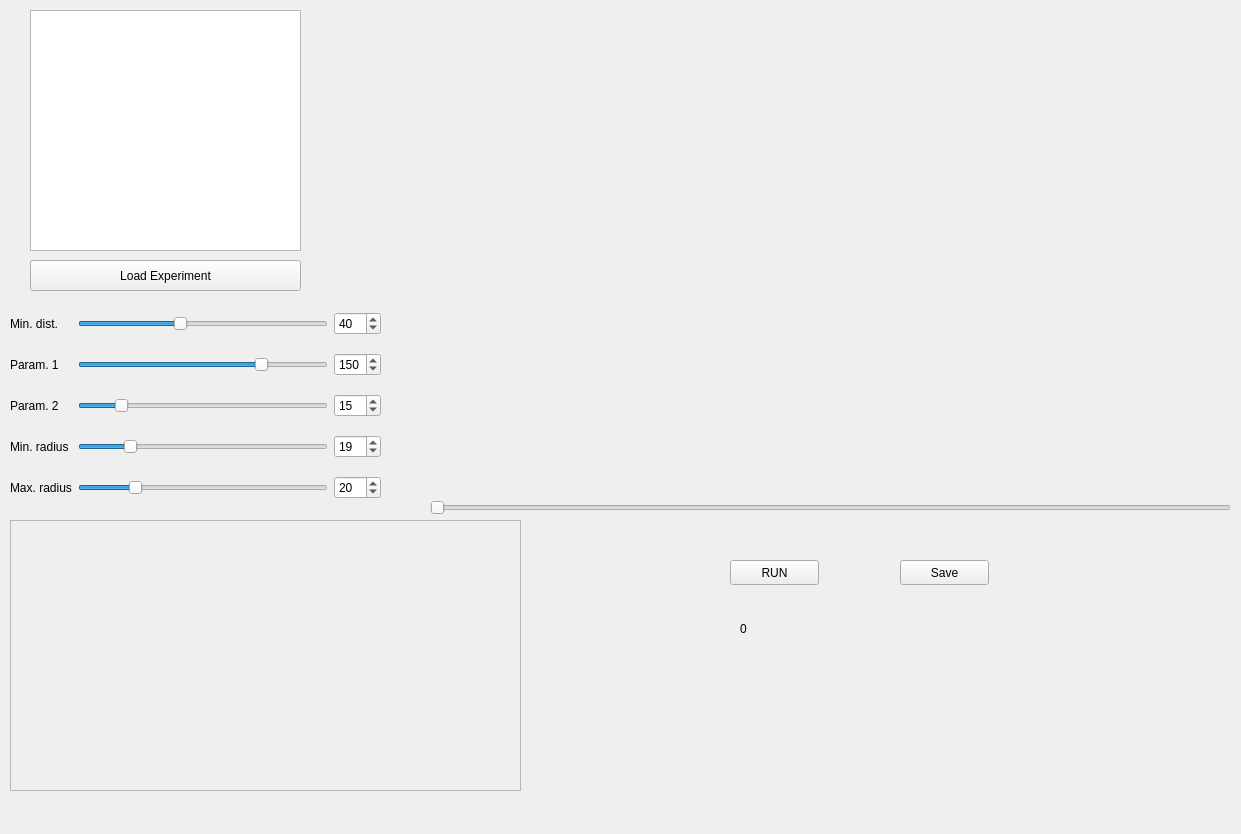
gfogwill/FrESH, file src/gui/analysis.ui: the form before one commit.
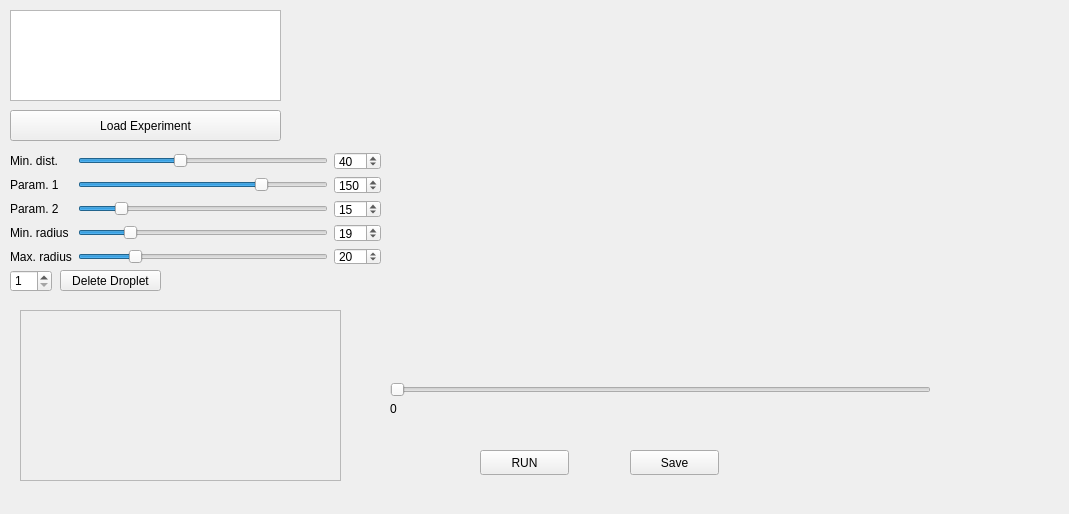
The form after the commit. Custom widgets are drawn as their Qt base class.

Commit message: style: Redefining locations to fit a windows laptop. Adding labels for deleted droplets and frame temperature. Adding spinbox with button to handle deleting droplets indices.

What changed in the file:
```diff
--- a/src/gui/analysis.ui
+++ b/src/gui/analysis.ui
@@ -6,8 +6,8 @@
    <rect>
     <x>0</x>
     <y>0</y>
-    <width>1241</width>
-    <height>834</height>
+    <width>1069</width>
+    <height>514</height>
    </rect>
   </property>
   <property name="windowTitle">
@@ -17,10 +17,10 @@
    <widget class="QListView" name="experimentListView">
     <property name="geometry">
      <rect>
-      <x>30</x>
+      <x>10</x>
       <y>10</y>
       <width>271</width>
-      <height>241</height>
+      <height>91</height>
      </rect>
     </property>
    </widget>
@@ -28,9 +28,9 @@
     <property name="geometry">
      <rect>
       <x>10</x>
-      <y>300</y>
+      <y>152</y>
       <width>371</width>
-      <height>211</height>
+      <height>113</height>
      </rect>
     </property>
     <layout class="QGridLayout" name="gridLayout">
@@ -165,8 +165,8 @@
    <widget class="QPushButton" name="loadExperimentButton">
     <property name="geometry">
      <rect>
-      <x>30</x>
-      <y>260</y>
+      <x>10</x>
+      <y>110</y>
       <width>271</width>
       <height>31</height>
      </rect>
@@ -178,10 +178,10 @@
    <widget class="QLabel" name="img_label">
     <property name="geometry">
      <rect>
-      <x>530</x>
-      <y>20</y>
-      <width>640</width>
-      <height>480</height>
+      <x>400</x>
+      <y>10</y>
+      <width>591</width>
+      <height>361</height>
      </rect>
     </property>
     <property name="text">
@@ -191,10 +191,10 @@
    <widget class="QFrame" name="frame">
     <property name="geometry">
      <rect>
-      <x>10</x>
-      <y>520</y>
-      <width>511</width>
-      <height>271</height>
+      <x>20</x>
+      <y>310</y>
+      <width>321</width>
+      <height>171</height>
      </rect>
     </property>
     <property name="frameShape">
@@ -203,22 +203,12 @@
     <property name="frameShadow">
      <enum>QFrame::Raised</enum>
     </property>
-    <widget class="PlotWidget" name="FFwidget" native="true">
-     <property name="geometry">
-      <rect>
-       <x>40</x>
-       <y>10</y>
-       <width>441</width>
-       <height>241</height>
-      </rect>
-     </property>
-    </widget>
    </widget>
    <widget class="QPushButton" name="runButton">
     <property name="geometry">
      <rect>
-      <x>730</x>
-      <y>560</y>
+      <x>480</x>
+      <y>450</y>
       <width>89</width>
       <height>25</height>
      </rect>
@@ -230,10 +220,10 @@
    <widget class="QSlider" name="framesSlider">
     <property name="geometry">
      <rect>
-      <x>430</x>
-      <y>500</y>
-      <width>801</width>
-      <height>16</height>
+      <x>390</x>
+      <y>380</y>
+      <width>541</width>
+      <height>20</height>
      </rect>
     </property>
     <property name="pageStep">
@@ -246,8 +236,8 @@
    <widget class="QLabel" name="frameNumber">
     <property name="geometry">
      <rect>
-      <x>740</x>
-      <y>620</y>
+      <x>390</x>
+      <y>400</y>
       <width>241</width>
       <height>17</height>
      </rect>
@@ -259,8 +249,8 @@
    <widget class="QPushButton" name="saveButton">
     <property name="geometry">
      <rect>
-      <x>900</x>
-      <y>560</y>
+      <x>630</x>
+      <y>450</y>
       <width>89</width>
       <height>25</height>
      </rect>
@@ -269,6 +259,71 @@
      <string>Save</string>
     </property>
    </widget>
+   <widget class="QSpinBox" name="delete_spinbox">
+    <property name="geometry">
+     <rect>
+      <x>10</x>
+      <y>270</y>
+      <width>42</width>
+      <height>22</height>
+     </rect>
+    </property>
+    <property name="minimum">
+     <number>1</number>
+    </property>
+    <property name="maximum">
+     <number>96</number>
+    </property>
+   </widget>
+   <widget class="QPushButton" name="deleteButton">
+    <property name="geometry">
+     <rect>
+      <x>60</x>
+      <y>270</y>
+      <width>101</width>
+      <height>21</height>
+     </rect>
+    </property>
+    <property name="text">
+     <string>Delete Droplet</string>
+    </property>
+   </widget>
+   <widget class="QLabel" name="deleted_label">
+    <property name="geometry">
+     <rect>
+      <x>10</x>
+      <y>290</y>
+      <width>391</width>
+      <height>21</height>
+     </rect>
+    </property>
+    <property name="text">
+     <string/>
+    </property>
+   </widget>
+   <widget class="QLabel" name="temp_label">
+    <property name="geometry">
+     <rect>
+      <x>700</x>
+      <y>400</y>
+      <width>151</width>
+      <height>16</height>
+     </rect>
+    </property>
+    <property name="text">
+     <string/>
+    </property>
+   </widget>
+   <widget class="PlotWidget" name="FFwidget" native="true">
+    <property name="geometry">
+     <rect>
+      <x>30</x>
+      <y>320</y>
+      <width>301</width>
+      <height>151</height>
+     </rect>
+    </property>
+   </widget>
   </widget>
  </widget>
  <customwidgets>
```
Left out of the diff: 150 changed lines with no effect on the pictures.
